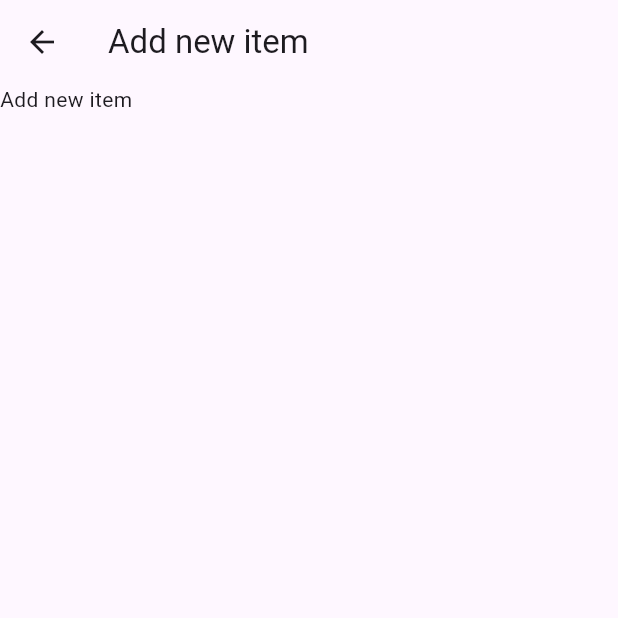
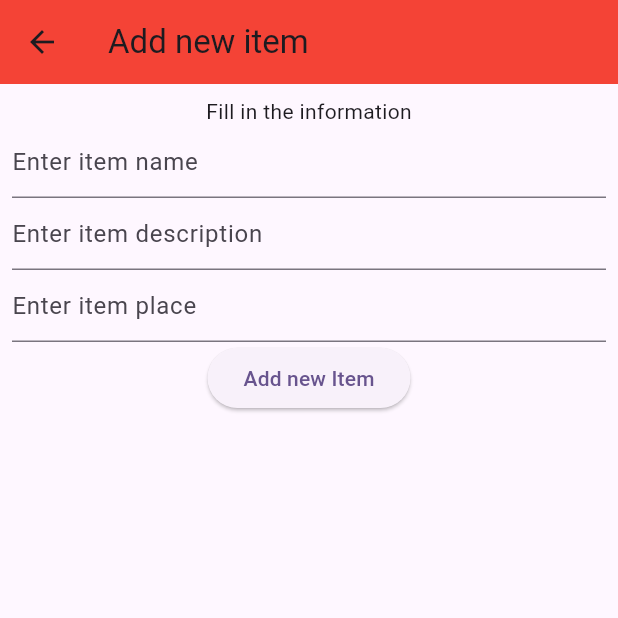
Before and after one commit to wanmuz86/flutter-day2-may24-todos, a Flutter app: the AddPage screen opened directly, on a phone screen of 412 x 824 dp, the top half of it. Run offline on Flutter 3.47's test engine with Material 3 defaults, Android fonts, the phone set to English and light mode, and no system bars.

Commit message:
Basic Navigation

```diff
--- a/lib/widgets/add.dart
+++ b/lib/widgets/add.dart
@@ -6,8 +6,21 @@ class AddPage extends StatelessWidget {
   @override
   Widget build(BuildContext context) {
     return Scaffold(
-      appBar: AppBar(title: Text("Add new item"),),
-      body: Text("Add new item"),
+      appBar: AppBar(title: Text("Add new item"), backgroundColor: Colors.red,),
+      body: Padding(
+        padding: const EdgeInsets.all(8.0),
+        child: Column(
+          children: [
+            Text("Fill in the information"),
+            TextField(decoration: InputDecoration(hintText: "Enter item name"),),
+            TextField(decoration: InputDecoration(hintText: "Enter item description"),),
+            TextField(decoration: InputDecoration(hintText: "Enter item place"),),
+            ElevatedButton(onPressed: (){
+              Navigator.pop(context);
+            }, child: Text("Add new Item"))
+          ],
+        ),
+      ),
     );
   }
 }
--- a/lib/widgets/home.dart
+++ b/lib/widgets/home.dart
@@ -1,4 +1,5 @@
 import 'package:flutter/material.dart';
+import 'package:todos_may/widgets/add.dart';
 
 class HomePage extends StatefulWidget {
   const HomePage({super.key});
@@ -18,8 +19,9 @@ class _HomePageState extends State<HomePage> {
       body: Text("To do app"),
       floatingActionButton: FloatingActionButton(
         child: Icon(Icons.add),
-        onPressed: (){
-
+        onPressed: () {
+          Navigator.push(
+              context, MaterialPageRoute(builder: (context) => AddPage()));
         },
         backgroundColor: Colors.red,
       ),
```
